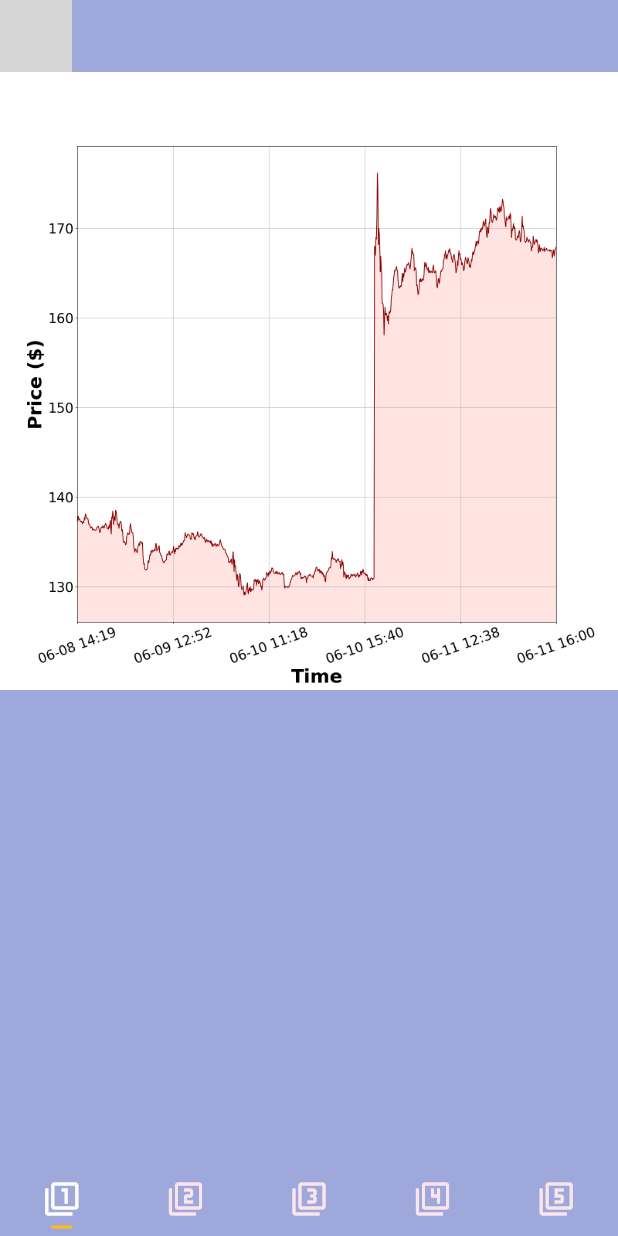
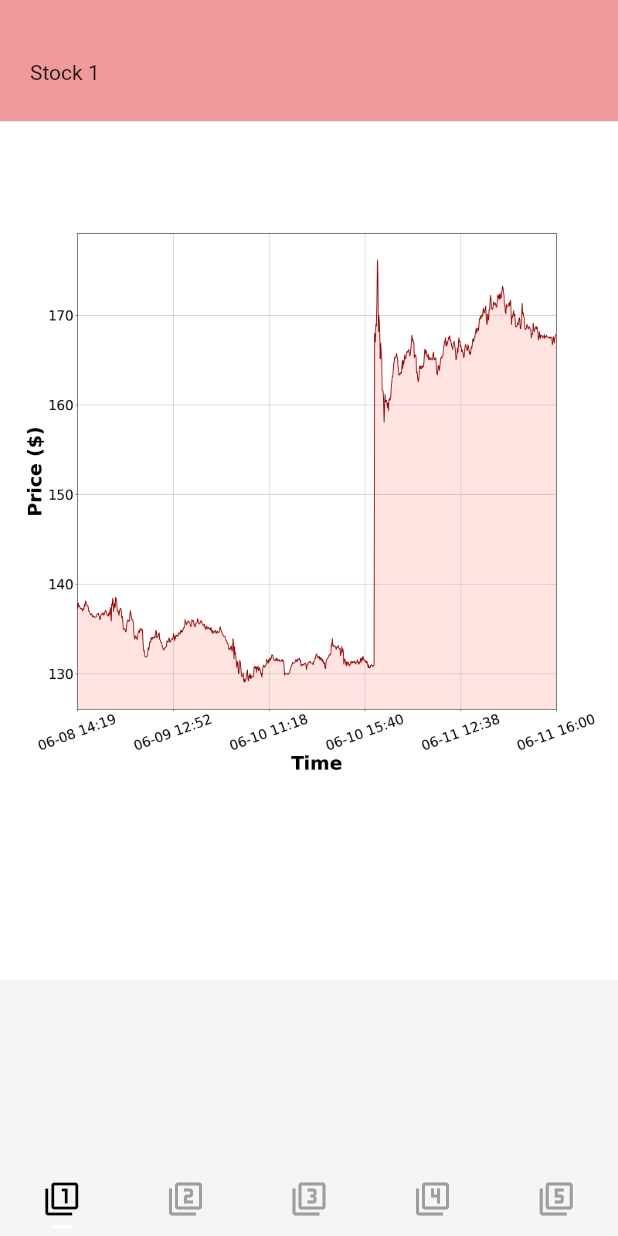
Before and after one commit to kunhwiko/stock-bot, a Flutter app: the screen it shows after launch, on a phone screen of 412 x 824 dp. Run offline on Flutter 3.47's test engine with Material 2 defaults, Android fonts, the phone set to English and light mode, and no system bars; our stand-ins replace charts_flutter; grey boxes are pictures that could not be loaded.

Commit message:
change display

```diff
--- a/dart_folder/lib/main.dart
+++ b/dart_folder/lib/main.dart
@@ -22,9 +22,24 @@ class _HomeState extends State<Home> {
               new Column(
                 children: [
                   Row(
+                    mainAxisAlignment : MainAxisAlignment.center,
                     children : <Widget>[
-                      Container(
-                        child:
+                      Expanded(
+                        child : Container(
+                          padding : EdgeInsets.fromLTRB(20.0, 40.0, 20.0, 25.0),
+                          child: Text('Stock 1'),
+                          color : Colors.red[200],
+                        ),
+                      ),
+                    ],
+                  ),
+                  Row(
+                    children : <Widget>[
+                      Expanded(
+                        child : Container(
+                          padding : EdgeInsets.fromLTRB(20.0, 15.0, 20.0, 10.0),
+                          color : Colors.white,
+                        ),
                       ),
                     ],
                   ),
@@ -34,10 +49,59 @@ class _HomeState extends State<Home> {
                     ),
                     color : Colors.white,
                   ),
+                  Row(
+                    children : <Widget>[
+                      Expanded(
+                        child : Container(
+                          padding : EdgeInsets.fromLTRB(20.0, 35.0, 20.0, 100.0),
+                          color : Colors.white,
+                        ),
+                      ),
+                    ],
+                  ),
                 ],
               ),
-              new Container(
-                color: Colors.amber[300],
+              new Column(
+                children: [
+                  Row(
+                    mainAxisAlignment : MainAxisAlignment.center,
+                    children : <Widget>[
+                      Expanded(
+                        child : Container(
+                          padding : EdgeInsets.fromLTRB(20.0, 40.0, 20.0, 25.0),
+                          child: Text('Stock 2'),
+                          color : Colors.orange[200],
+                        ),
+                      ),
+                    ],
+                  ),
+                  Row(
+                    children : <Widget>[
+                      Expanded(
+                        child : Container(
+                          padding : EdgeInsets.fromLTRB(20.0, 15.0, 20.0, 10.0),
+                          color : Colors.white,
+                        ),
+                      ),
+                    ],
+                  ),
+                  Container(
+                    child : Image(
+                      image : AssetImage('assets/image2.png'),
+                    ),
+                    color : Colors.white,
+                  ),
+                  Row(
+                    children : <Widget>[
+                      Expanded(
+                        child : Container(
+                          padding : EdgeInsets.fromLTRB(20.0, 35.0, 20.0, 100.0),
+                          color : Colors.white,
+                        ),
+                      ),
+                    ],
+                  ),
+                ],
               ),
               new Container(
                 color: Colors.lightGreen,
@@ -66,13 +130,13 @@ class _HomeState extends State<Home> {
               ),
               Tab(icon: new Icon(Icons.filter_5),)
             ],
-            labelColor: Colors.white,
-            unselectedLabelColor: Colors.pink[50],
+            labelColor: Colors.black,
+            unselectedLabelColor: Colors.grey[500],
             indicatorSize: TabBarIndicatorSize.label,
             indicatorPadding: EdgeInsets.all(5.0),
-            indicatorColor: Colors.amber,
+            indicatorColor: Colors.white,
           ),
-          backgroundColor: Colors.indigo[200],
+          backgroundColor: Colors.grey[100],
         ),
       ),
     );
--- a/dart_folder/pubspec.yaml
+++ b/dart_folder/pubspec.yaml
@@ -47,6 +47,7 @@ flutter:
   # To add assets to your application, add an assets section, like this:
   assets:
     - assets/image1.png
+    - assets/image2.png
 
 
   # An image asset can refer to one or more resolution-specific "variants", see
```
